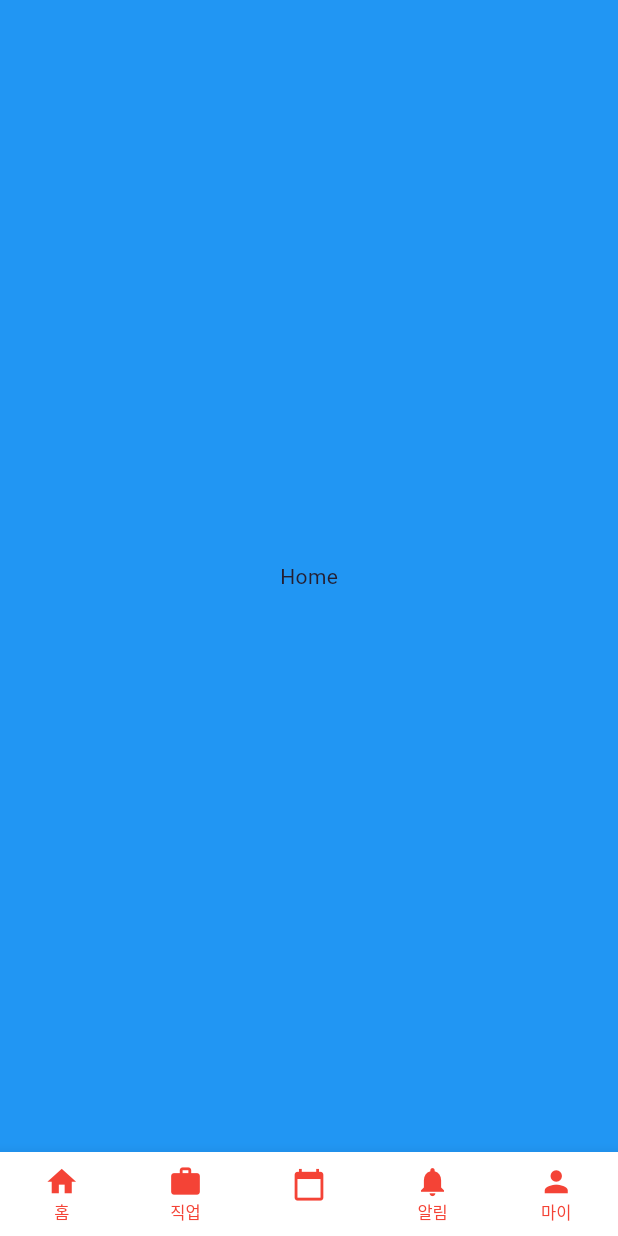
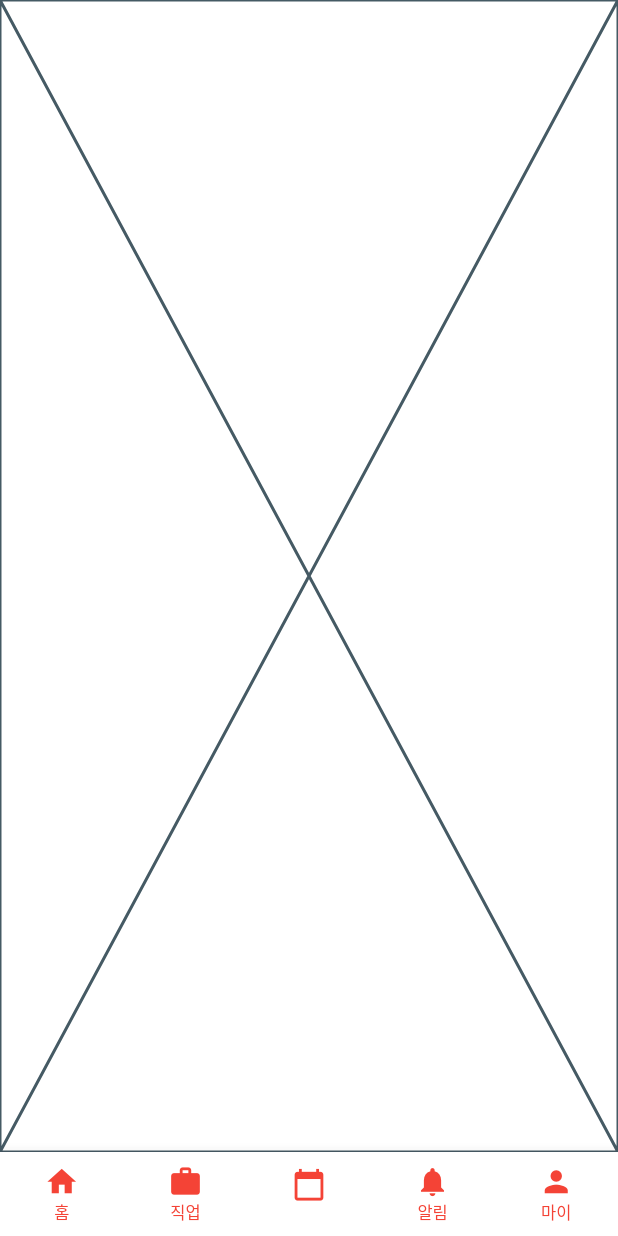
Before and after one commit to bayy1216/Matcher_APP, a Flutter app: the SignupScreen screen opened by its route, after a tap on "회원가입", on a phone screen of 412 x 824 dp. Run offline on Flutter 3.47's test engine with Material 2 defaults, Android fonts, the phone set to English and light mode, and no system bars; drawn by our look-alikes of flutter_animate; our stand-ins replace dio, flutter_riverpod, flutter_secure_storage, freezed_annotation, go_router, retrofit; accounts and stored records are empty; generated files the repository leaves out were written again.

```diff
--- a/lib/common/router/go_router.dart
+++ b/lib/common/router/go_router.dart
@@ -1,12 +1,15 @@
+import 'package:flutter/cupertino.dart';
 import 'package:flutter_riverpod/flutter_riverpod.dart';
 import 'package:go_router/go_router.dart';
 
 import 'navigation_provider.dart';
+final _rootNavigatorKey = GlobalKey<NavigatorState>();
 
 final routerProvider = Provider<GoRouter>((ref){
   final provider = ref.read(navigationProvider);
   return GoRouter(
     debugLogDiagnostics: true,
+    navigatorKey: _rootNavigatorKey,
     initialLocation: '/login',
     routes: provider.routes,
     refreshListenable: provider,
--- a/lib/common/view/root_tab.dart
+++ b/lib/common/view/root_tab.dart
@@ -1,34 +1,26 @@
 import 'package:flutter/material.dart';
 import 'package:flutter_animate/flutter_animate.dart';
-import 'package:flutter_riverpod/flutter_riverpod.dart';
+import 'package:go_router/go_router.dart';
 
 import '../layout/default_layout.dart';
-import '../provider/bottom_nav_provider.dart';
-import '../../my/view/my_screen.dart';
 
-class RootTab extends ConsumerWidget {
+class RootTab extends StatelessWidget {
   static String get routeName => 'root_tab';
+  final StatefulNavigationShell navigationShell;
 
-  const RootTab({Key? key}) : super(key: key);
+  const RootTab({
+    Key? key,
+    required this.navigationShell,
+  }) : super(key: key);
 
 
   @override
-  Widget build(BuildContext context, WidgetRef ref) {
-    final currentIndex = ref.watch(bottomNavProvider);
-    return WillPopScope(
-      onWillPop: ref.read(bottomNavProvider.notifier).willPopAction,
-      child: DefaultLayout(
+  Widget build(BuildContext context) {
+    final index = navigationShell.currentIndex;
+    final currentIndex = index > 2 ? index + 1 : index;
+    return DefaultLayout(
       body: SafeArea(
-          child: IndexedStack(
-            index: currentIndex,
-            children: [
-              Container(color: Colors.blue,child: Center(child: Text('Home'),),),
-              Container(color: Colors.green,child: Center(child: Text('Search'),),),
-              const SizedBox.shrink(),
-              Container(color: Colors.purple,child: Center(child: Text('Like'),),),
-              MyScreen(),
-            ],
-          ),
+        child: navigationShell,
       ),
       bottomNavigationBar: Theme(
         //아이콘 클릭시 물결펴치는 효과 제거
@@ -44,17 +36,12 @@ class RootTab extends ConsumerWidget {
           unselectedFontSize: 11,
           iconSize: 23,
           type: BottomNavigationBarType.fixed,
-            onTap: (value) {
-              if(value == 2){
-                return;
-              }
-              ref.read(bottomNavProvider.notifier).changePage(value);
-            },
+          onTap: _goBranch,
           currentIndex: currentIndex,
           enableFeedback: true,
           items: BottomNavPage.values.map((e) {
             return BottomNavigationBarItem(
-                icon: currentIndex == e.index
+              icon: currentIndex == e.navIndex
                   ? Icon(e.iconData)
                       .animate()
                       .scale(duration: 150.ms, begin: const Offset(0.9, 0.9))
@@ -64,20 +51,28 @@ class RootTab extends ConsumerWidget {
           }).toList(),
         ),
       ),
-      ),
     );
+  }
+
+  void _goBranch(int index){
+    if(index == 2){
+      return;
+    }
+    final shellIndex = index > 2 ? index - 1 : index;
+    navigationShell.goBranch(shellIndex,initialLocation: shellIndex == navigationShell.currentIndex);
   }
 }
 
 enum BottomNavPage {
-  home('홈', Icons.home),
-  job('직업', Icons.work),
-  reservations('', Icons.calendar_today),
-  alarm('알림', Icons.notifications),
-  my('마이', Icons.person);
+  home('홈', Icons.home,0),
+  job('직업', Icons.work,1),
+  reservations('', Icons.calendar_today,-1),
+  alarm('알림', Icons.notifications,2),
+  my('마이', Icons.person,3);
 
   final String korean;
   final IconData iconData;
+  final int navIndex;
 
-  const BottomNavPage(this.korean, this.iconData);
+  const BottomNavPage(this.korean, this.iconData,this.navIndex);
 }
--- a/lib/login/view/signup_screen.dart
+++ b/lib/login/view/signup_screen.dart
@@ -2,7 +2,7 @@ import 'package:flutter/material.dart';
 import 'package:go_router/go_router.dart';
 
 import '../../common/layout/default_layout.dart';
-import '../../common/view/root_tab.dart';
+import '../../reservation/view/resvervation_screen.dart';
 
 class SignupScreen extends StatelessWidget {
   static String get routeName => 'signup';
@@ -21,7 +21,7 @@ class SignupScreen extends StatelessWidget {
             Text('회원정보를\n입력해 주세요'),
             TextButton(
               onPressed: () {
-                context.goNamed(RootTab.routeName);//로그인 함수로 나중에 변경
+                context.goNamed(ReservationScreen.routeName);//로그인 함수로 나중에 변경
               },
               style: TextButton.styleFrom(
                 backgroundColor: Colors.blue,
--- a/lib/my/view/my_screen.dart
+++ b/lib/my/view/my_screen.dart
@@ -1,17 +1,20 @@
+
 import 'package:flutter/material.dart';
+import 'package:flutter_riverpod/flutter_riverpod.dart';
 
-class MyScreen extends StatelessWidget {
+
+
+class MyScreen extends ConsumerWidget {
+  static String get routeName => 'my';
   const MyScreen({Key? key}) : super(key: key);
 
   @override
-  Widget build(BuildContext context) {
+  Widget build(BuildContext context, WidgetRef ref) {
     print('MyScreen build');
     return SingleChildScrollView(
       child: Column(
-        children: [
-          Container(color: Colors.red, height: 600),
+        children : [
 
-          Container(color: Colors.yellow, height: 600),
         ],
       ),
     );
--- /dev/null
+++ b/lib/reservation/view/resvervation_screen.dart
@@ -0,0 +1,12 @@
+import 'package:flutter/material.dart';
+
+class ReservationScreen extends StatelessWidget {
+
+  static String get routeName => 'resvervation';
+  const ReservationScreen({super.key});
+
+  @override
+  Widget build(BuildContext context) {
+    return const Placeholder();
+  }
+}
```
Also changed, not shown: lib/alarm/view/alarm_screen.dart (added, +11 -0 lines), lib/common/provider/bottom_nav_provider.dart (deleted, +0 -36 lines), lib/common/router/navigation_provider.dart (+98 -8 lines), lib/job/view/job_screen.dart (added, +11 -0 lines). Lines whose indentation alone changed are shown as unchanged.
